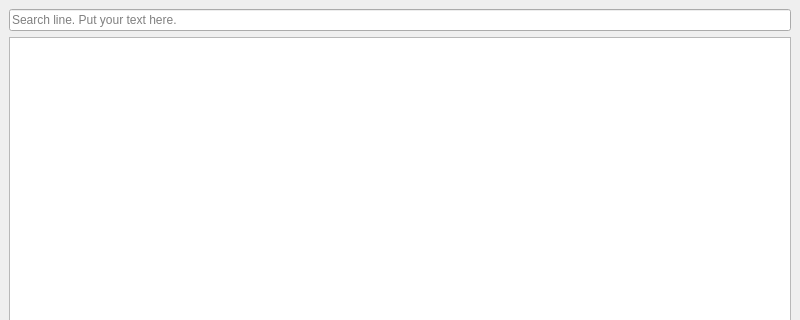
liffert/testTask, file mainwindow.ui: the form before one commit; both pictures show x 0 to 800 and y 0 to 320 of the 800 by 600 pixel window.
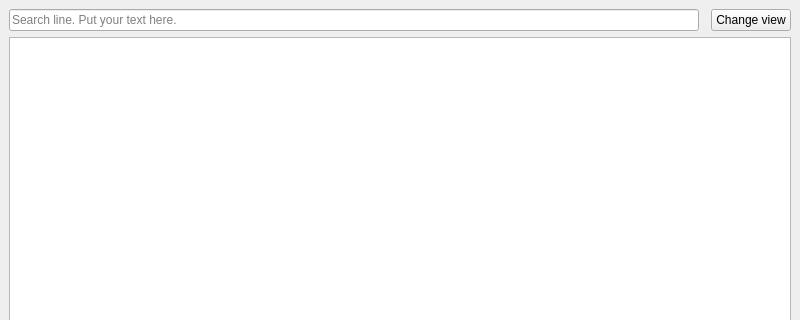
The form after the commit.

Commit message: add change view button

What changed in the file:
```diff
--- a/mainwindow.ui
+++ b/mainwindow.ui
@@ -17,17 +17,24 @@
    <string notr="true"/>
   </property>
   <widget class="QWidget" name="centralwidget">
-   <layout class="QVBoxLayout" name="verticalLayout">
-    <item>
+   <layout class="QGridLayout" name="gridLayout">
+    <item row="0" column="0">
      <widget class="QLineEdit" name="searchLine">
       <property name="placeholderText">
        <string>Search line. Put your text here.</string>
       </property>
      </widget>
     </item>
-    <item>
+    <item row="1" column="0" colspan="3">
      <widget class="QListWidget" name="ContactListWidgetModel"/>
     </item>
+    <item row="0" column="2">
+     <widget class="QPushButton" name="changeView">
+      <property name="text">
+       <string>Change view</string>
+      </property>
+     </widget>
+    </item>
    </layout>
   </widget>
  </widget>
```
